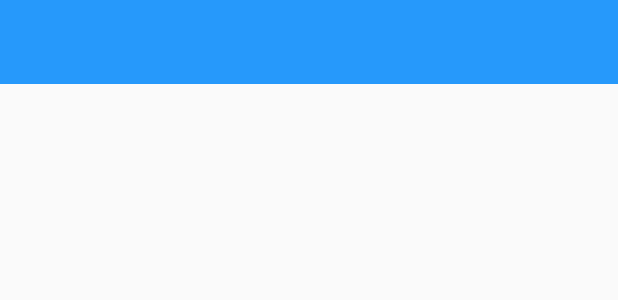
After one commit to LittlePupper/EasyInventory, an Android app: the layout action_bar.xml on its own in the app's theme, with its tools: preview values and no code run, on a phone screen of 412 x 824 dp. The commit adds this screen. Shown: the top 300 px of the screen. Run offline under Robolectric (Android 15) with nearby library versions, the phone set to English and light mode, and no system bars.

Commit message:
Action bars

```diff
--- a/app/src/main/AndroidManifest.xml
+++ b/app/src/main/AndroidManifest.xml
@@ -8,7 +8,10 @@
         android:icon="@mipmap/ic_launcher"
         android:roundIcon="@mipmap/ic_launcher_round"
         android:supportsRtl="true"
-        android:theme="@style/AppTheme" >
+        android:theme="@style/Theme.AppCompat.Light.NoActionBar">
+
+        <!--android:theme="@style/AppTheme"-->
+
 
         <!--Add mobile vision dependencies and version to metadata-->
 
--- /dev/null
+++ b/app/src/main/res/layout/action_bar.xml
@@ -0,0 +1,9 @@
+<?xml version="1.0" encoding="utf-8"?>
+<android.support.v7.widget.Toolbar
+    xmlns:android="http://schemas.android.com/apk/res/android"
+    xmlns:app="http://schemas.android.com/apk/res-auto"
+    android:layout_width="match_parent"
+    android:layout_height="wrap_content"
+    app:theme = "@style/CustomToolbarStyle">
+
+</android.support.v7.widget.Toolbar>
--- a/app/src/main/res/values/strings.xml
+++ b/app/src/main/res/values/strings.xml
@@ -14,5 +14,5 @@
     <string name="barcode_failure">No barcode captured</string>
     <string name="barcode_error">"Error reading barcode: %1$s"</string>
     <string name="msg">Please enable all permissions</string>
-    <string name="scan_barcode">0</string>
+    <string name="scan_barcode">Scan barcode</string>
 </resources>
--- a/app/src/main/res/values/styles.xml
+++ b/app/src/main/res/values/styles.xml
@@ -8,4 +8,13 @@
         <item name="colorAccent">@color/red</item>
     </style>
 
+    <style name="CustomToolbarStyle" parent="Theme.AppCompat.Light.NoActionBar">
+        <item name="android:background">@color/colorPrimary</item>
+        <item name="android:textColor">@color/white</item>
+        <item name="android:textColorPrimary">@color/white</item>
+        <!--<item name="colorPrimary">@color/colorPrimary</item>-->
+        <!--<item name="colorPrimaryDark">@color/colorPrimaryDark</item>-->
+        <!--<item name="colorAccent">@color/red</item>-->
+    </style>
+
 </resources>
```
Also changed, not shown: app/src/main/java/cpsc3770/easyinventory/ScanBarcodeActivity.java (+5 -2 lines), app/src/main/res/layout/activity_scan_barcode.xml (+8 -2 lines).
